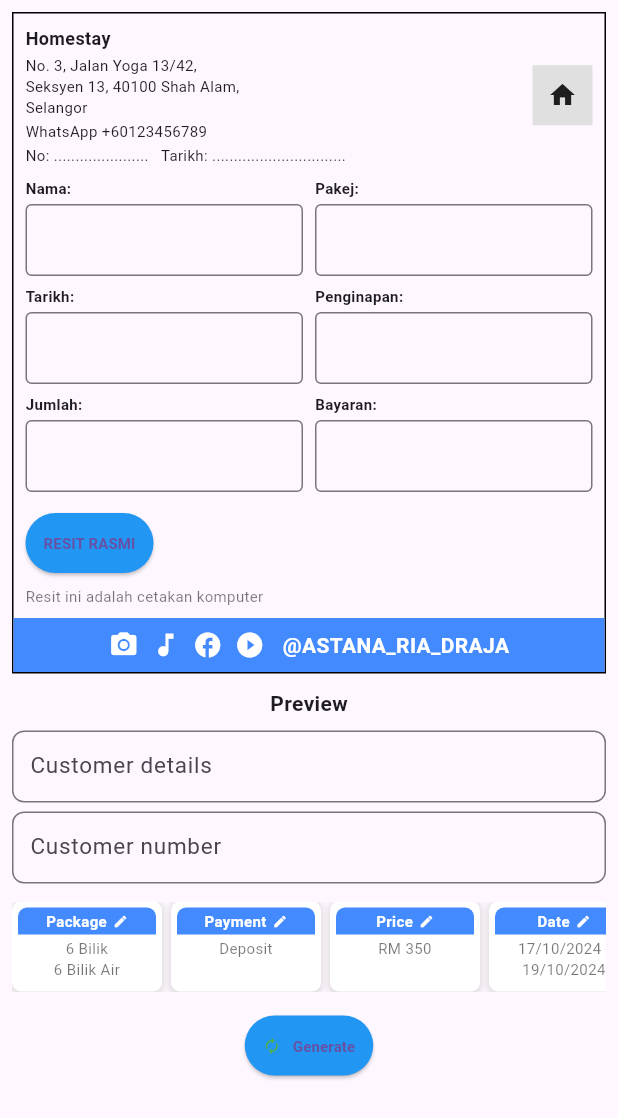
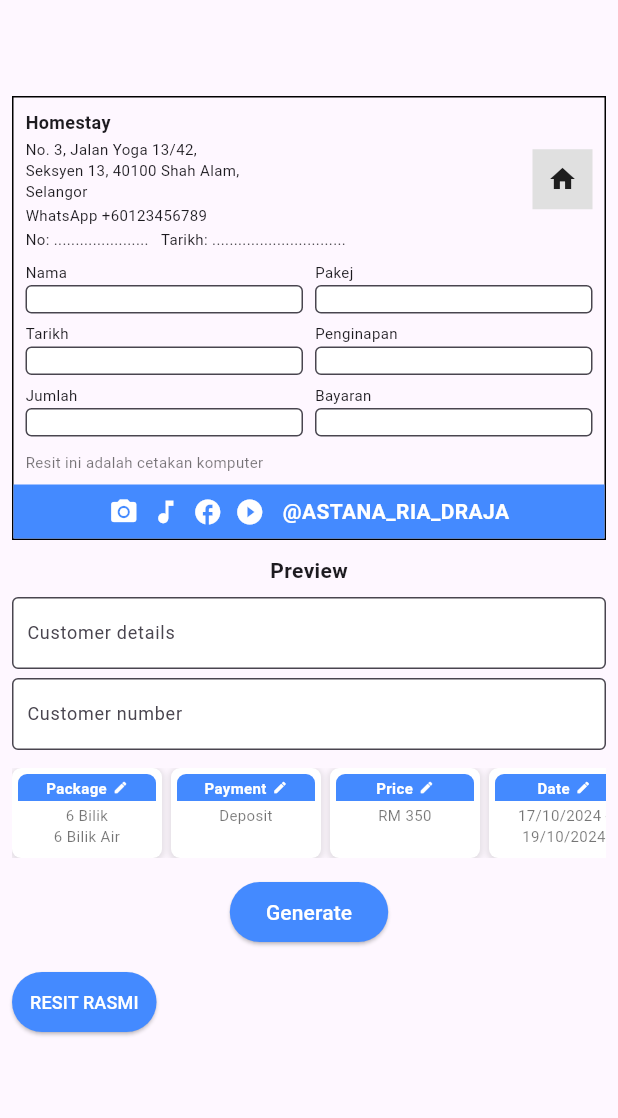
Before and after one commit to Karlok01/receipt_generator, a Flutter app: the screen it shows after launch, on a phone screen of 412 x 824 dp. Shown: the top 1118 px of the screen. Run offline on Flutter 3.47's test engine with Material 3 defaults, Android fonts, the light colour scheme and no system bars; drawn by our look-alikes of screenshot.

Commit message:
first change

```diff
--- a/lib/main.dart
+++ b/lib/main.dart
@@ -1,4 +1,6 @@
+import 'dart:typed_data';
 import 'package:flutter/material.dart';
+import 'package:screenshot/screenshot.dart';
 
 void main() {
   runApp(const MyApp());
@@ -11,35 +13,97 @@ class MyApp extends StatelessWidget {
   Widget build(BuildContext context) {
     return const MaterialApp(
       debugShowCheckedModeBanner: false,
-      home: Scaffold(
+      home: ScreenshotPage(),
+    );
+  }
+}
+
+class ScreenshotPage extends StatefulWidget {
+  const ScreenshotPage({Key? key}) : super(key: key);
+
+  @override
+  _ScreenshotPageState createState() => _ScreenshotPageState();
+}
+
+class _ScreenshotPageState extends State<ScreenshotPage> {
+  // Create an instance of ScreenshotController
+  ScreenshotController screenshotController = ScreenshotController();
+
+  @override
+  Widget build(BuildContext context) {
+    return Scaffold(
+      appBar: AppBar(
+        // Removed backgroundColor to use default theme color
+      ),
       body: SingleChildScrollView(
-          padding: EdgeInsets.all(8.0),
+        padding: const EdgeInsets.all(8.0),
         child: Column(
           crossAxisAlignment: CrossAxisAlignment.start,
           children: [
-              BigBox(),
-              SizedBox(height: 10),
-              Center(
+             Screenshot(
+              controller: screenshotController,
+              child: const BigBox(),
+            ),
+            const SizedBox(height: 10),
+            const Center(
               child: Text(
                 'Preview',
                 style: TextStyle(fontSize: 14, fontWeight: FontWeight.bold),
               ),
             ),
-              SizedBox(height: 8),
-              CustomInputField(
+            const SizedBox(height: 8),
+            const CustomInputField(
               initialValue: '',
               hintText: 'Customer details',
             ),
-              SizedBox(height: 6),
-              CustomInputField(
+            const SizedBox(height: 6),
+            const CustomInputField(
               hintText: 'Customer number',
             ),
-              SizedBox(height: 12),
-              ReceiptDetails(),
-              SizedBox(height: 12),
-              GenerateButton(),
+            const SizedBox(height: 12),
+            const ReceiptDetails(),
+            const SizedBox(height: 12),
+            // Generate button added here
+            Center(
+              child: ElevatedButton(
+                onPressed: () {
+                  // Action for Generate button
+                  // You can add functionality here if needed
+                },
+                style: ElevatedButton.styleFrom(
+                  padding: const EdgeInsets.symmetric(vertical: 8, horizontal: 24),
+                  backgroundColor: Colors.blueAccent, // Customize the color
+                ),
+                child: const Text(
+                  'Generate',
+                  style: TextStyle(fontSize: 14, color: Colors.white),
+                ),
+              ),
+            ),
+            const SizedBox(height: 12),
+            // The RESIT RASMI Button now triggers the screenshot capture
+            ResitRasmiButton(onPressed: () {
+              screenshotController.capture().then((capturedImage) {
+                if (capturedImage != null) {
+                  showCapturedImage(context, capturedImage);
+                }
+              });
+            }),
           ],
         ),
+      ),
+    );
+  }
+
+  void showCapturedImage(BuildContext context, Uint8List capturedImage) {
+    showDialog(
+      context: context,
+      builder: (context) => Scaffold(
+        appBar: AppBar(
+          title: const Text("Screenshot"),
+        ),
+        body: Center(
+          child: Image.memory(capturedImage),
         ),
       ),
     );
@@ -190,8 +254,6 @@ class BigBox extends StatelessWidget {
                 const SizedBox(height: 8),
                 const LowerLabelInputBoxes(),
                 const SizedBox(height: 10),
-                const ResitRasmiButton(),
-                const SizedBox(height: 4),
                 const Align(
                   alignment: Alignment.centerLeft,
                   child: Text(
@@ -282,19 +344,17 @@ class LowerLabelInputBox extends StatelessWidget {
     return Column(
       crossAxisAlignment: CrossAxisAlignment.start,
       children: [
-        Padding(
-          padding: const EdgeInsets.only(bottom: 4),
-          child: Text(
-            '$label:',
-            style: const TextStyle(fontSize: 10, fontWeight: FontWeight.bold),
+        Text(label, style: const TextStyle(fontSize: 10)),
+        const SizedBox(height: 2),
+        TextFormField(
+          style: const TextStyle(fontSize: 10),
+          decoration: const InputDecoration(
+            contentPadding: EdgeInsets.symmetric(horizontal: 8, vertical: 2),
+            filled: true,
+            fillColor: Colors.white,
+            isDense: true,
+            border: OutlineInputBorder(),
           ),
-        ),
-        TextFormField(
-          decoration: const InputDecoration(
-            border: OutlineInputBorder(),
-            contentPadding: EdgeInsets.symmetric(horizontal: 8, vertical: 6),
-          ),
-          style: const TextStyle(fontSize: 10),
         ),
       ],
     );
@@ -302,70 +362,46 @@ class LowerLabelInputBox extends StatelessWidget {
 }
 
 class CustomInputField extends StatelessWidget {
-  final String? initialValue;
-  final String? hintText;
+  final String hintText;
+  final String initialValue;
 
-  const CustomInputField({super.key, this.initialValue, this.hintText});
+  const CustomInputField({Key? key, this.hintText = '', this.initialValue = ''})
+      : super(key: key);
 
   @override
   Widget build(BuildContext context) {
     return TextFormField(
       initialValue: initialValue,
+      style: const TextStyle(fontSize: 12),
       decoration: InputDecoration(
         hintText: hintText,
-        border: OutlineInputBorder(
-          borderRadius: BorderRadius.circular(8.0),
+        hintStyle: const TextStyle(fontSize: 12),
+        contentPadding: const EdgeInsets.all(6),
+        border: OutlineInputBorder(),
+        filled: true,
+        fillColor: Colors.white,
       ),
-        contentPadding: const EdgeInsets.symmetric(horizontal: 8, vertical: 6),
-      ),
-      style: const TextStyle(fontSize: 15),
     );
   }
 }
 
 class ResitRasmiButton extends StatelessWidget {
-  const ResitRasmiButton({super.key});
+  final VoidCallback onPressed;
+
+  const ResitRasmiButton({super.key, required this.onPressed});
 
   @override
   Widget build(BuildContext context) {
-    return Align(
-      alignment: Alignment.centerLeft,
-      child: ElevatedButton(
-        onPressed: () {},
+    return ElevatedButton(
+        onPressed: onPressed,
         style: ElevatedButton.styleFrom(
-          backgroundColor: Colors.blue,
-          padding: const EdgeInsets.symmetric(horizontal: 12, vertical: 6),
+          padding: const EdgeInsets.symmetric(vertical: 8, horizontal: 12),
+          backgroundColor: Colors.blueAccent,
         ),
         child: const Text(
             'RESIT RASMI',
-          style: TextStyle(
-            fontSize: 10,
-            fontWeight: FontWeight.bold,
-          ),
-        ),
+            style: TextStyle(fontSize: 12, color: Colors.white),
         ),
     );
   }
 }
-
-class GenerateButton extends StatelessWidget {
-  const GenerateButton({super.key});
-
-  @override
-  Widget build(BuildContext context) {
-    return Center(
-      child: ElevatedButton.icon(
-        onPressed: () {},
-        icon: const Icon(Icons.autorenew, color: Colors.green, size: 12),
-        label: const Text(
-          'Generate',
-          style: TextStyle(fontSize: 10, fontWeight: FontWeight.bold),
-        ),
-        style: ElevatedButton.styleFrom(
-          backgroundColor: Colors.blue,
-          padding: const EdgeInsets.symmetric(horizontal: 12, vertical: 6),
-        ),
-      ),
-    );
-  }
-}
--- a/pubspec.yaml
+++ b/pubspec.yaml
@@ -30,6 +30,7 @@ environment:
 dependencies:
   flutter:
     sdk: flutter
+  screenshot: ^3.0.0
 
 
   # The following adds the Cupertino Icons font to your application.
```
Also changed, not shown: pubspec.lock. Lines whose indentation alone changed are shown as unchanged.
